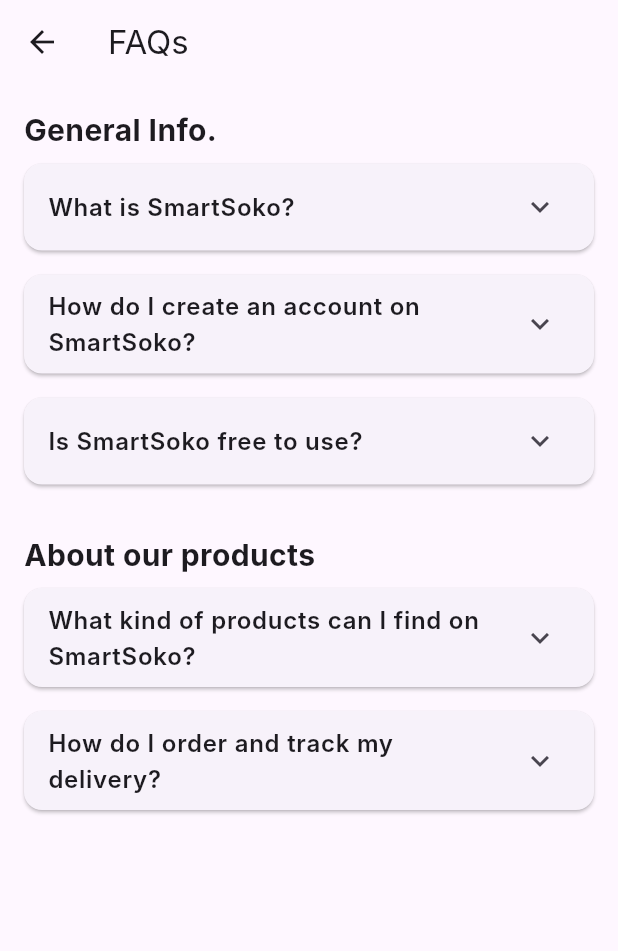
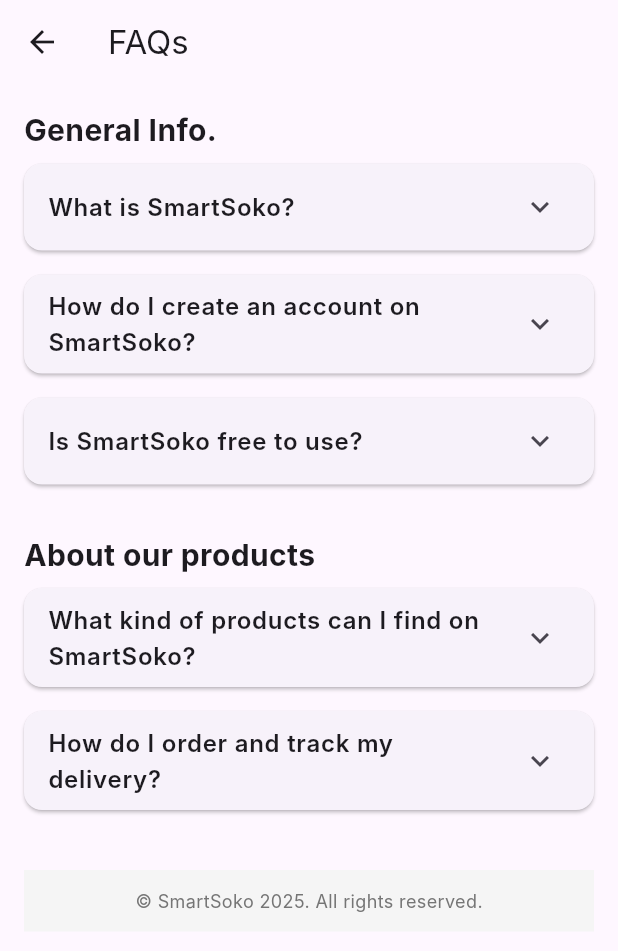
Before and after one commit to machageDev/appsoko, a Flutter app: the FaqsView screen opened by its route, on a phone screen of 412 x 824 dp. Shown: the top 951 px of the screen. Run offline on Flutter 3.47's test engine with Material 3 defaults, Android fonts, the phone set to English and light mode, and no system bars; our stand-ins replace google_fonts; Roboto replaces fonts that are missing (Inter).

Commit message:
added copy eight

```diff
--- a/sokoapp/lib/home/faqs_view.dart
+++ b/sokoapp/lib/home/faqs_view.dart
@@ -60,6 +60,20 @@ class FaqsView extends StatelessWidget {
                 question: faq['question']!,
                 answer: faq['answer']!,
               )),
+          const SizedBox(height: 32),
+          Container(
+            padding: const EdgeInsets.all(12),
+            color: Colors.grey[100],
+            child: Center(
+              child: Text(
+                '© SmartSoko 2025. All rights reserved.',
+                style: TextStyle(
+                  color: Colors.grey[600],
+                  fontSize: 12,
+                ),
+              ),
+            ),
+          ),
         ],
       ),
     );
@@ -84,8 +98,10 @@ class _FaqTileState extends State<FaqTile> {
     return Card(
       margin: const EdgeInsets.symmetric(vertical: 8),
       child: ExpansionTile(
-        title: Text(widget.question,
-            style: const TextStyle(fontWeight: FontWeight.w600)),
+        title: Text(
+          widget.question,
+          style: const TextStyle(fontWeight: FontWeight.w600),
+        ),
         children: [
           Padding(
             padding: const EdgeInsets.symmetric(horizontal: 16, vertical: 8),
```
